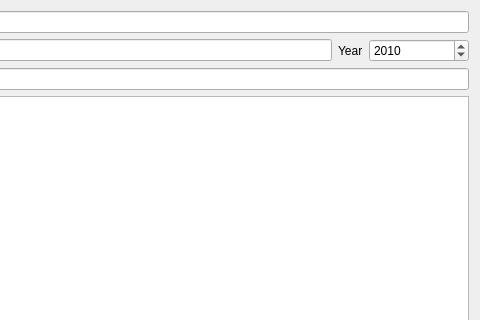
Old version of the form PaperDlg.ui in the repository congchenutd/papernet; both pictures show x 521 to 1001 and y 0 to 320 of the 1001 by 661 pixel window.
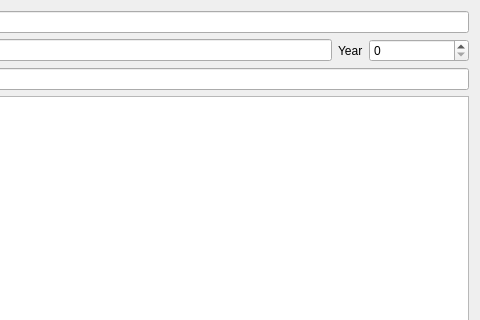
New version of the form.

The edit to the form file:
```diff
--- a/PaperDlg.ui
+++ b/PaperDlg.ui
@@ -58,9 +58,6 @@
      <property name="maximum">
       <number>3000</number>
      </property>
-     <property name="value">
-      <number>2010</number>
-     </property>
     </widget>
    </item>
    <item row="2" column="0">
```
